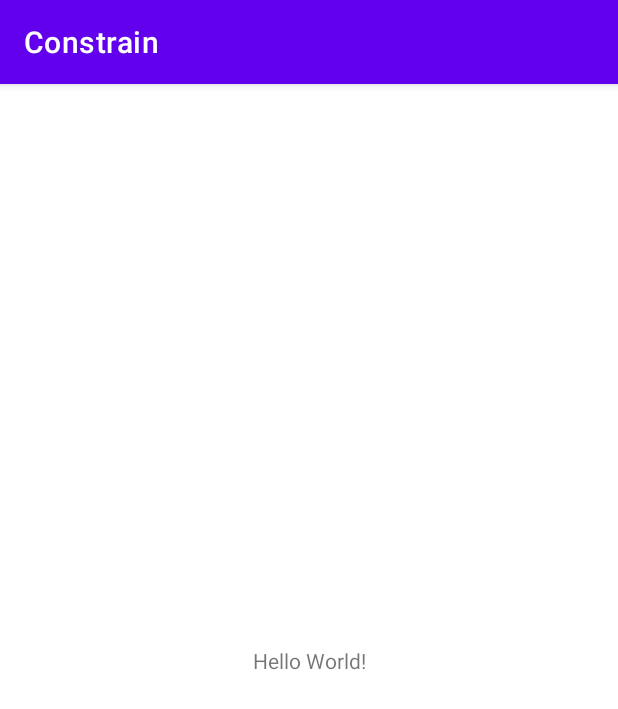
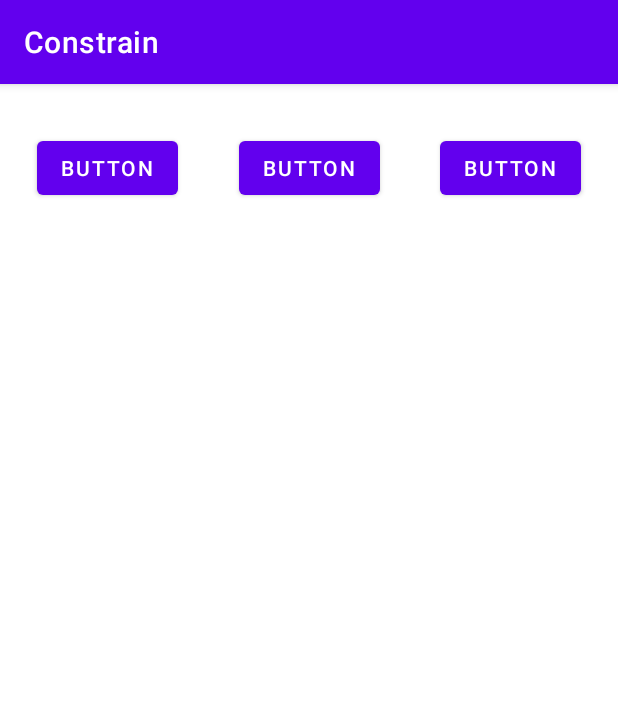
Before and after one commit to jalvarezbretana/Constrain, an Android app: the screen it shows after launch (MainActivity), on a phone screen of 412 x 824 dp. Shown: the top 709 px of the screen. Run offline under Robolectric (Android 15) with nearby library versions, the phone set to English and light mode, and no system bars.

Commit message:
1. Spread

```diff
--- a/app/src/main/res/layout/activity_main.xml
+++ b/app/src/main/res/layout/activity_main.xml
@@ -6,13 +6,39 @@
     android:layout_height="match_parent"
     tools:context=".MainActivity">
 
-    <TextView
+    <Button
+        android:id="@+id/button"
         android:layout_width="wrap_content"
         android:layout_height="wrap_content"
-        android:text="Hello World!"
-        app:layout_constraintBottom_toBottomOf="parent"
-        app:layout_constraintEnd_toEndOf="parent"
+        android:layout_marginStart="16dp"
+        android:layout_marginTop="32dp"
+        android:layout_marginEnd="16dp"
+        android:text="Button"
+        app:layout_constraintEnd_toStartOf="@+id/button4"
         app:layout_constraintStart_toStartOf="parent"
         app:layout_constraintTop_toTopOf="parent" />
 
+    <Button
+        android:id="@+id/button4"
+        android:layout_width="wrap_content"
+        android:layout_height="wrap_content"
+        android:layout_marginStart="16dp"
+        android:layout_marginTop="32dp"
+        android:layout_marginEnd="16dp"
+        android:text="Button"
+        app:layout_constraintEnd_toStartOf="@+id/button5"
+        app:layout_constraintStart_toEndOf="@+id/button"
+        app:layout_constraintTop_toTopOf="parent" />
+
+    <Button
+        android:id="@+id/button5"
+        android:layout_width="wrap_content"
+        android:layout_height="wrap_content"
+        android:layout_marginStart="16dp"
+        android:layout_marginTop="32dp"
+        android:layout_marginEnd="16dp"
+        android:text="Button"
+        app:layout_constraintEnd_toEndOf="parent"
+        app:layout_constraintStart_toEndOf="@+id/button4"
+        app:layout_constraintTop_toTopOf="parent" />
 </androidx.constraintlayout.widget.ConstraintLayout>
```
